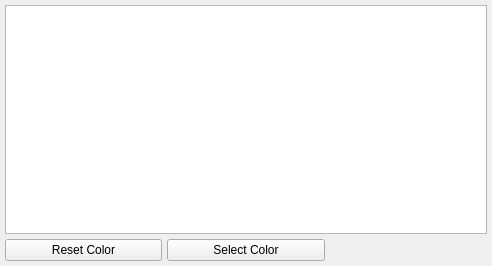
First picture: the form in ui/widgets/colorwidget.ui, repository StarixWoS/ReMix, before the edit.
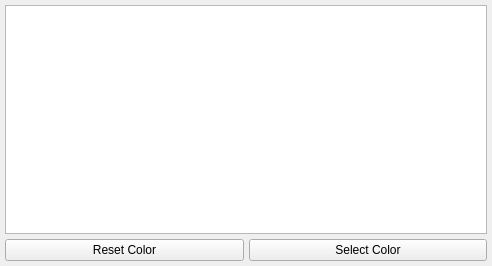
Second picture: the form after the edit.

```diff
--- a/ui/widgets/colorwidget.ui
+++ b/ui/widgets/colorwidget.ui
@@ -29,29 +29,60 @@
    <property name="spacing">
     <number>5</number>
    </property>
-   <item row="1" column="0">
+   <item row="0" column="0" colspan="3">
+    <widget class="QTableView" name="colorView">
+     <property name="editTriggers">
+      <set>QAbstractItemView::NoEditTriggers</set>
+     </property>
+     <property name="alternatingRowColors">
+      <bool>true</bool>
+     </property>
+     <property name="selectionMode">
+      <enum>QAbstractItemView::SingleSelection</enum>
+     </property>
+     <property name="selectionBehavior">
+      <enum>QAbstractItemView::SelectItems</enum>
+     </property>
+     <property name="textElideMode">
+      <enum>Qt::ElideMiddle</enum>
+     </property>
+     <attribute name="horizontalHeaderVisible">
+      <bool>false</bool>
+     </attribute>
+     <attribute name="horizontalHeaderStretchLastSection">
+      <bool>true</bool>
+     </attribute>
+     <attribute name="verticalHeaderVisible">
+      <bool>false</bool>
+     </attribute>
+     <attribute name="verticalHeaderMinimumSectionSize">
+      <number>20</number>
+     </attribute>
+     <attribute name="verticalHeaderDefaultSectionSize">
+      <number>20</number>
+     </attribute>
+    </widget>
+   </item>
+   <item row="1" column="0" colspan="3">
+    <layout class="QHBoxLayout" name="horizontalLayout">
+     <property name="spacing">
+      <number>5</number>
+     </property>
+     <item>
     <widget class="QPushButton" name="resetColor">
      <property name="text">
       <string>Reset Color</string>
      </property>
     </widget>
    </item>
-   <item row="1" column="2">
-    <widget class="QLabel" name="colorView">
-     <property name="text">
-      <string/>
-     </property>
-    </widget>
-   </item>
-   <item row="0" column="0" colspan="3">
-    <widget class="QListWidget" name="colorWidget"/>
-   </item>
-   <item row="1" column="1">
+     <item>
     <widget class="QPushButton" name="selectColor">
      <property name="text">
       <string>Select Color</string>
      </property>
     </widget>
+     </item>
+    </layout>
    </item>
   </layout>
  </widget>
```
Lines whose indentation alone changed are shown as unchanged.
